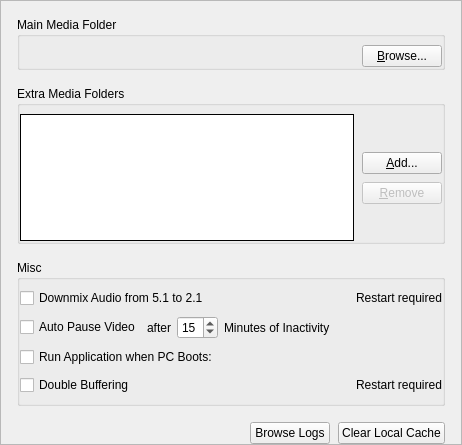
Before: the Qt Designer form client/src/ui/widgets/settings/general_preferences_widget.ui in networkoptix/nx_open, drawn with Qt 5.
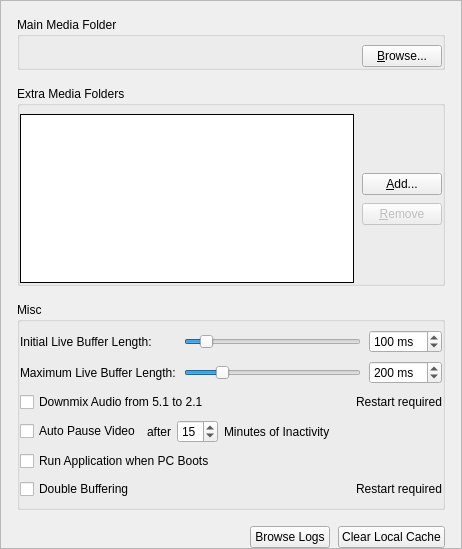
After: the same form once the commit is applied. Custom widgets are drawn as their Qt base class.

Commit message:
VMS-1804: Add client live buffer sizes to client local settings (GUI stub)
<==== Mercurial data ====>
Branch: dev_2.6.0_gui

What changed in the file:
```diff
--- a/client/src/ui/widgets/settings/general_preferences_widget.ui
+++ b/client/src/ui/widgets/settings/general_preferences_widget.ui
@@ -7,7 +7,7 @@
     <x>0</x>
     <y>0</y>
     <width>462</width>
-    <height>445</height>
+    <height>549</height>
    </rect>
   </property>
   <property name="windowTitle">
@@ -46,7 +46,7 @@
         <x>0</x>
         <y>0</y>
         <width>460</width>
-        <height>443</height>
+        <height>547</height>
        </rect>
       </property>
       <layout class="QVBoxLayout" name="verticalLayout_2">
@@ -220,7 +220,7 @@
          <property name="flat">
           <bool>true</bool>
          </property>
-         <layout class="QGridLayout" name="gridLayout">
+         <layout class="QGridLayout" name="gridLayout_2">
           <property name="leftMargin">
            <number>0</number>
           </property>
@@ -237,9 +237,113 @@
            <number>8</number>
           </property>
           <item row="5" column="0" colspan="2">
-           <widget class="QnWordWrappedLabel" name="doubleBufferWarningLabel" native="true">
-            <zorder></zorder>
-           </widget>
+           <widget class="QnWordWrappedLabel" name="doubleBufferWarningLabel" native="true"/>
+          </item>
+          <item row="0" column="0" colspan="2">
+           <layout class="QGridLayout" name="gridLayout">
+            <item row="0" column="0">
+             <widget class="QLabel" name="iniLiveBufferLenLabel">
+              <property name="text">
+               <string>Initial Live Buffer Length:</string>
+              </property>
+              <property name="buddy">
+               <cstring>iniLiveBufferLenSlider</cstring>
+              </property>
+             </widget>
+            </item>
+            <item row="0" column="1">
+             <widget class="QSlider" name="iniLiveBufferLenSlider">
+              <property name="minimum">
+               <number>10</number>
+              </property>
+              <property name="maximum">
+               <number>1000</number>
+              </property>
+              <property name="singleStep">
+               <number>10</number>
+              </property>
+              <property name="pageStep">
+               <number>100</number>
+              </property>
+              <property name="value">
+               <number>100</number>
+              </property>
+              <property name="orientation">
+               <enum>Qt::Horizontal</enum>
+              </property>
+             </widget>
+            </item>
+            <item row="0" column="2">
+             <widget class="QSpinBox" name="iniLiveBufferLenSpinBox">
+              <property name="suffix">
+               <string> ms</string>
+              </property>
+              <property name="minimum">
+               <number>10</number>
+              </property>
+              <property name="maximum">
+               <number>1000</number>
+              </property>
+              <property name="singleStep">
+               <number>10</number>
+              </property>
+              <property name="value">
+               <number>100</number>
+              </property>
+             </widget>
+            </item>
+            <item row="1" column="0">
+             <widget class="QLabel" name="maxLiveBufferLenLabel">
+              <property name="text">
+               <string>Maximum Live Buffer Length:</string>
+              </property>
+              <property name="buddy">
+               <cstring>maxLiveBufferLenSlider</cstring>
+              </property>
+             </widget>
+            </item>
+            <item row="1" column="1">
+             <widget class="QSlider" name="maxLiveBufferLenSlider">
+              <property name="minimum">
+               <number>10</number>
+              </property>
+              <property name="maximum">
+               <number>1000</number>
+              </property>
+              <property name="singleStep">
+               <number>10</number>
+              </property>
+              <property name="pageStep">
+               <number>100</number>
+              </property>
+              <property name="value">
+               <number>200</number>
+              </property>
+              <property name="orientation">
+               <enum>Qt::Horizontal</enum>
+              </property>
+             </widget>
+            </item>
+            <item row="1" column="2">
+             <widget class="QSpinBox" name="maxLiveBufferLenSpinBox">
+              <property name="suffix">
+               <string> ms</string>
+              </property>
+              <property name="minimum">
+               <number>10</number>
+              </property>
+              <property name="maximum">
+               <number>1000</number>
+              </property>
+              <property name="singleStep">
+               <number>10</number>
+              </property>
+              <property name="value">
+               <number>200</number>
+              </property>
+             </widget>
+            </item>
+           </layout>
           </item>
           <item row="4" column="0">
            <widget class="QCheckBox" name="doubleBufferCheckbox">
@@ -248,6 +352,13 @@
             </property>
            </widget>
           </item>
+          <item row="1" column="0">
+           <widget class="QCheckBox" name="downmixAudioCheckBox">
+            <property name="text">
+             <string>Downmix Audio from 5.1 to 2.1</string>
+            </property>
+           </widget>
+          </item>
           <item row="4" column="1" alignment="Qt::AlignRight">
            <widget class="QLabel" name="doubleBufferRestartLabel">
             <property name="text">
@@ -258,14 +369,7 @@
           <item row="3" column="0">
            <widget class="QCheckBox" name="autoStartCheckBox">
             <property name="text">
-             <string>Run Application when PC Boots:</string>
-            </property>
-           </widget>
-          </item>
-          <item row="0" column="1" alignment="Qt::AlignRight">
-           <widget class="QLabel" name="downmixWarningLabel">
-            <property name="text">
-             <string>Restart required</string>
+             <string>Run Application when PC Boots</string>
             </property>
            </widget>
           </item>
@@ -341,10 +445,10 @@
             </item>
            </layout>
           </item>
-          <item row="0" column="0">
-           <widget class="QCheckBox" name="downmixAudioCheckBox">
+          <item row="1" column="1" alignment="Qt::AlignRight">
+           <widget class="QLabel" name="downmixWarningLabel">
             <property name="text">
-             <string>Downmix Audio from 5.1 to 2.1</string>
+             <string>Restart required</string>
             </property>
            </widget>
           </item>
```
Left out of the diff: 10 changed lines with no effect on the pictures. The commit also changes 1 other file.
